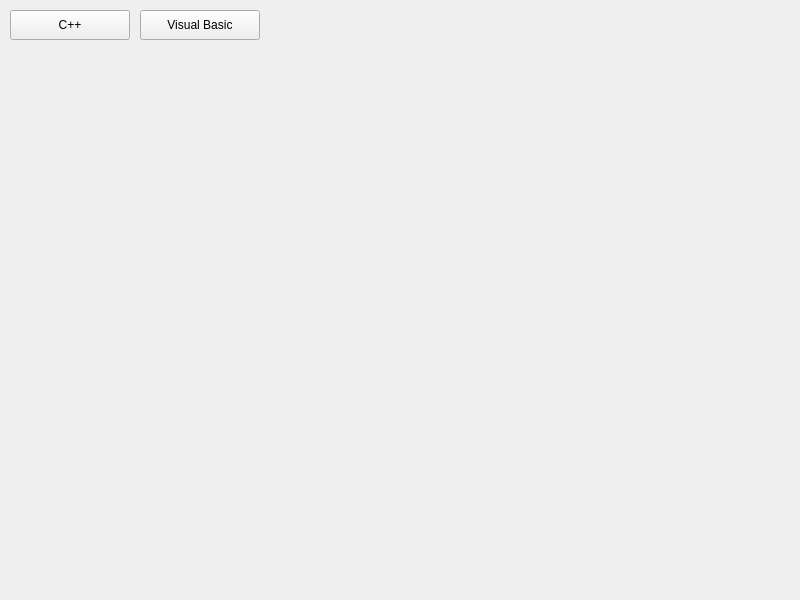
This is updater/form.ui in Grey-Wind/Better-Real-ESRGAN as Qt 5 draws it before an edit. The edited form follows.
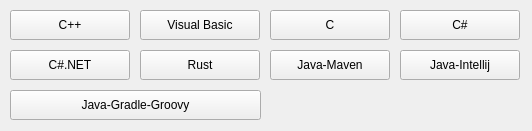
This is the edited form.

```diff
--- a/updater/form.ui
+++ b/updater/form.ui
@@ -6,8 +6,8 @@
    <rect>
     <x>0</x>
     <y>0</y>
-    <width>800</width>
-    <height>600</height>
+    <width>532</width>
+    <height>131</height>
    </rect>
   </property>
   <property name="windowTitle">
@@ -39,6 +39,97 @@
     <string>Visual Basic</string>
    </property>
   </widget>
+  <widget class="QPushButton" name="c_">
+   <property name="geometry">
+    <rect>
+     <x>270</x>
+     <y>10</y>
+     <width>120</width>
+     <height>30</height>
+    </rect>
+   </property>
+   <property name="text">
+    <string>C</string>
+   </property>
+  </widget>
+  <widget class="QPushButton" name="c_sharp">
+   <property name="geometry">
+    <rect>
+     <x>400</x>
+     <y>10</y>
+     <width>120</width>
+     <height>30</height>
+    </rect>
+   </property>
+   <property name="text">
+    <string>C#</string>
+   </property>
+  </widget>
+  <widget class="QPushButton" name="c_sharp_net">
+   <property name="geometry">
+    <rect>
+     <x>10</x>
+     <y>50</y>
+     <width>120</width>
+     <height>30</height>
+    </rect>
+   </property>
+   <property name="text">
+    <string>C#.NET</string>
+   </property>
+  </widget>
+  <widget class="QPushButton" name="rust">
+   <property name="geometry">
+    <rect>
+     <x>140</x>
+     <y>50</y>
+     <width>120</width>
+     <height>30</height>
+    </rect>
+   </property>
+   <property name="text">
+    <string>Rust</string>
+   </property>
+  </widget>
+  <widget class="QPushButton" name="java_maven">
+   <property name="geometry">
+    <rect>
+     <x>270</x>
+     <y>50</y>
+     <width>120</width>
+     <height>30</height>
+    </rect>
+   </property>
+   <property name="text">
+    <string>Java-Maven</string>
+   </property>
+  </widget>
+  <widget class="QPushButton" name="java_intellij">
+   <property name="geometry">
+    <rect>
+     <x>400</x>
+     <y>50</y>
+     <width>120</width>
+     <height>30</height>
+    </rect>
+   </property>
+   <property name="text">
+    <string>Java-Intellij</string>
+   </property>
+  </widget>
+  <widget class="QPushButton" name="java_gradle_groovy">
+   <property name="geometry">
+    <rect>
+     <x>10</x>
+     <y>90</y>
+     <width>251</width>
+     <height>30</height>
+    </rect>
+   </property>
+   <property name="text">
+    <string>Java-Gradle-Groovy</string>
+   </property>
+  </widget>
  </widget>
  <resources/>
  <connections/>
```
Left out of the diff: 2 changed lines with no effect on the pictures.
